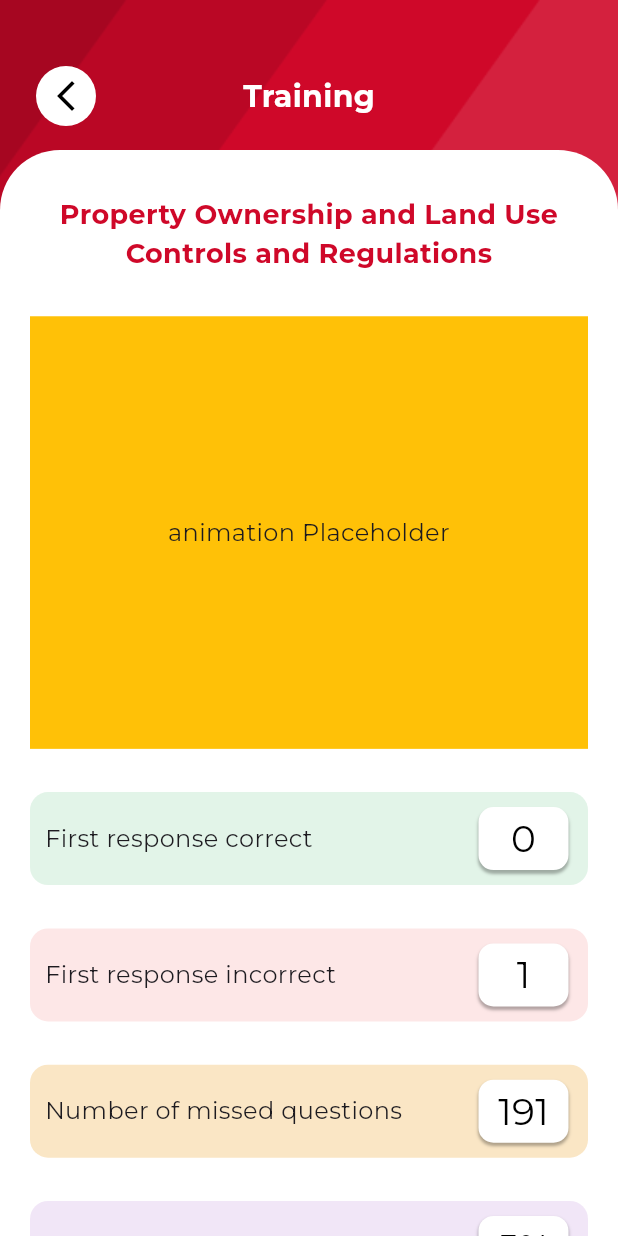
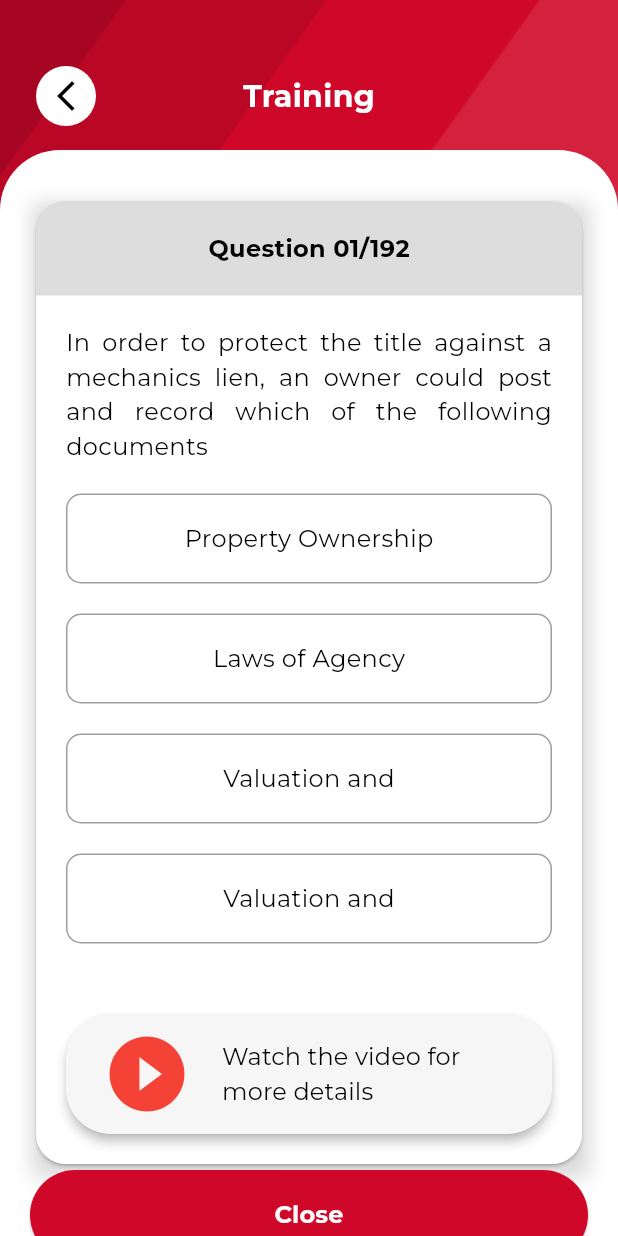
Before and after one commit to Darwynkjoy/CCO_test, a Flutter app: the screen it shows after launch, on a phone screen of 412 x 824 dp. Run offline on Flutter 3.47's test engine with Material 3 defaults, Android fonts, the phone set to English and light mode, and no system bars; our stand-ins replace get; project files that could hold a hidden picture were left out.

Commit message:
Daily Testing

```diff
--- a/lib/main.dart
+++ b/lib/main.dart
@@ -4,6 +4,7 @@ import 'package:cco_test/create_account/add_acc_bill.dart';
 import 'package:cco_test/training_pages/page_1.dart';
 import 'package:cco_test/training_pages/page_2.dart';
 import 'package:cco_test/training_pages/page_3.dart';
+import 'package:cco_test/test_pages/testingmode_2.dart';
 import 'package:flutter/material.dart';
 
 void main() {
@@ -17,7 +18,7 @@ class MyApp extends StatelessWidget {
   Widget build(BuildContext context) {
     return MaterialApp(
       debugShowCheckedModeBanner: false,
-      home: Trainingpage3(),
+      home: Testingmode2(),
     );
   }
 }
--- /dev/null
+++ b/lib/test_pages/testingmode2_contoller.dart
@@ -0,0 +1,26 @@
+import 'package:get/get.dart';
+
+class Testingmode2controller extends GetxController {
+
+  final List<Map<String, dynamic>> plans = [
+  {
+    "description": "Property Ownership",
+  },
+  {
+    "description": "Laws of Agency",
+  },
+  {
+    "description": "Valuation and",
+  },
+  {
+    "description": "Valuation and",
+  },
+];
+
+  final selectedIndex = RxnInt();
+
+  void selectPlan(int index) {
+    selectedIndex.value = index;
+  }
+
+}
--- /dev/null
+++ b/lib/test_pages/testingmode_2.dart
@@ -0,0 +1,276 @@
+import 'package:cco_test/test_pages/testingmode2_contoller.dart';
+import 'package:flutter/material.dart';
+import 'package:get/get.dart';
+
+class Testingmode2 extends StatefulWidget {
+  const Testingmode2({super.key});
+
+  @override
+  State<Testingmode2> createState() => _Testingmode2State();
+}
+
+class _Testingmode2State extends State<Testingmode2> {
+  @override
+  Widget build(BuildContext context) {
+  final Testingmode2controller controller = Get.put(Testingmode2controller());
+    //final screenWidth = MediaQuery.of(context).size.width;
+    final screenheight = MediaQuery.of(context).size.height;
+    return Scaffold(
+      body: GestureDetector(
+              behavior: HitTestBehavior.translucent,
+              onTap: () => FocusScope.of(context).unfocus(), // dismiss keyboard
+        child: Stack(
+          children: [
+            /// Background Image
+            SizedBox.expand(
+              child: Image.asset(
+                "assets/images/Backhh.png",
+                fit: BoxFit.cover,
+              ),
+            ),
+
+            // Back Button
+            Positioned(
+              top: 40,
+              left: 20,
+              child:
+                IconButton(
+                  onPressed: () {},
+                  style: IconButton.styleFrom(
+                    backgroundColor: Colors.white,
+                  ),
+                  icon: Icon(
+                    Icons.arrow_back_ios_new,
+                    color: Colors.black,
+                  ),
+                ),
+            ),
+
+            Positioned(
+              top: 50,
+              left: 100,
+              right: 100,
+              child: Center(
+                child: Text("Training",
+                        style: TextStyle(
+                          fontSize: 20,
+                          fontWeight: FontWeight.w600,
+                          color: Colors.white,
+                          fontFamily: 'Montserrat', // font Montserrat
+                          ),
+                        ),
+              ),
+            ),
+
+            //  White Container with rounded top corners
+            SingleChildScrollView(
+              physics: ClampingScrollPhysics(),
+              padding:
+                EdgeInsets.only(top: 100), // Push white container to desired height from the top of the screen.
+
+              child: Column(
+                children: [
+                  Container(
+                    width: double.infinity,
+                    constraints: BoxConstraints(
+                      minHeight: MediaQuery.of(context).size.height - 100, // fills below area when viewed in devices large screen error fix
+                    ),
+                    decoration: const BoxDecoration(
+                      color: Colors.white,
+                      borderRadius: BorderRadius.only(
+                        topLeft: Radius.circular(40),
+                        topRight: Radius.circular(40),
+                      ),
+                    ),
+                    child: Padding(
+                      padding: EdgeInsetsGeometry.symmetric(horizontal:  20,vertical:  30),
+                      child: Column(
+                        children: [
+                          Container(
+                              //height: screenheight * 0.65,
+                              height: 650,
+                              width: 550,
+                              decoration: BoxDecoration(
+                                boxShadow: [
+                                  // the card shadow
+                                  BoxShadow(
+                                    color: Colors.grey.withAlpha(100),
+                                    blurRadius: 10,
+                                    offset: const Offset(1, 5),
+                                  ),
+                                ],
+                              ),
+                              child: Card(
+                                color: Color(0xFFDDDDDD),
+                                shape: RoundedRectangleBorder(
+                                  borderRadius: BorderRadius.circular(20),
+                                ),
+                                child: Column(
+                                  children: [
+                                    Padding(
+                                      padding: const EdgeInsets.all(20.0),
+                                      child: Text("Question 01/192",
+                                        style: TextStyle(
+                                          fontSize: 16,
+                                          fontWeight: FontWeight.w600,
+                                          color: Colors.black,
+                                          fontFamily: "Montserrat",
+                                        ),
+                                      ),
+                                    ),
+                                    Expanded(
+                                      child: Container(
+                                        decoration: BoxDecoration(
+                                          borderRadius: BorderRadius.vertical(
+                                            bottom: Radius.circular(20),
+                                          ),
+                                          color: Colors.white
+                                        ),
+                                        child: Padding(
+                                          padding: const EdgeInsets.symmetric(
+                                            horizontal: 20.0,
+                                            vertical: 20.0,
+                                          ),
+                                          child: Column(
+                                            children: [
+
+                                              Text("In order to protect the title against a mechanics lien, an owner could post and record which of the following documents",
+                                              style: TextStyle(
+                                                fontSize: 16,
+                                                fontWeight: FontWeight.w500,
+                                                color: Colors.black,
+                                                fontFamily: "Montserrat",
+                                                ),
+                                                textAlign: TextAlign.justify,
+                                              ),
+
+                                              SizedBox(
+                                                height: 20,
+                                              ),
+
+                                              Obx(() =>
+                                                Column(
+                                                  children: List.generate(
+                                                    controller.plans.length,
+                                                    (index) {
+                                                      final plan = controller.plans[index];
+                                                      final bool isSelected = controller.selectedIndex.value == index;
+                                                      return GestureDetector(
+                                                        onTap: () {
+                                                          controller.selectPlan(index);
+                                                        },
+                                                        child: Container(
+                                                          height: 60,
+                                                          width: 600,
+                                                          margin: const EdgeInsets.only(bottom: 20),//spacing between the grid items
+                                                          decoration: BoxDecoration(
+                                                            borderRadius: BorderRadius.circular(10),
+                                                            color: isSelected ? Color(0xFF00BA1F) : Colors.white,
+                                                            border: Border.all(
+                                                              color: isSelected ? Color(0xFF00BA1F) : Colors.grey,
+                                                              width: 1,
+                                                            ),
+                                                          ),
+                                                          child: Center(
+                                                            child: Text(
+                                                              plan['description']!,
+                                                              style: TextStyle(
+                                                                fontSize: 16,
+                                                                fontWeight: isSelected ? FontWeight.bold : FontWeight.w500,
+                                                                color: isSelected ? Colors.white : Colors.black,
+                                                                fontFamily: 'Montserrat',
+                                                              ),
+                                                            ),
+                                                          ),
+                                                        ),
+                                                      );
+                                                    },
+                                                  ),
+                                                ),
+                                              ),
+
+                                              Spacer(),
+
+                                              Container(
+                                                alignment: Alignment.center,
+                                                child: ElevatedButton(
+                                                  onPressed: () {
+                                                  },
+                                                  style: ElevatedButton.styleFrom(
+                                                    backgroundColor: const Color(0xFFF6F6F6),
+                                                    elevation: 3,
+                                                    shadowColor: Colors.grey.withAlpha(200),
+                                                    shape: RoundedRectangleBorder(
+                                                      borderRadius: BorderRadius.circular(30),
+                                                    ),
+                                                    fixedSize: const Size(600, 80),
+                                                  ),
+                                                  child: Row(
+
+                                                    children:[
+                                                      Icon(Icons.play_circle_fill,
+                                                        color: Colors.red,
+                                                        size: 60,
+                                                      ),
+                                                      SizedBox(width: 20,),
+                                                      Expanded(
+                                                        child: Text("Watch the video for more details",
+                                                        style: TextStyle(
+                                                          fontSize: 16,
+                                                          fontWeight: FontWeight.w500,
+                                                          color: Colors.black,
+                                                          fontFamily: 'Montserrat',
+                                                        ),
+                                                        maxLines: 2,                     // ✅ Limit to 2 lines
+                                                        overflow: TextOverflow.clip, // ✅ Add "..." if it still overflows
+                                                        softWrap: true,
+                                                                                                            ),
+                                                      ),
+                                                    ]
+                                                  ),
+                                                ),
+                                              ),
+                                            ],
+                                          ),
+                                        ),
+                                      ),
+                                    )
+                                  ],
+                                ),
+                              )
+                            ),
+
+                          SizedBox(
+                            width: 600,
+                            height: 60,
+                            child: ElevatedButton(
+                              style: ElevatedButton.styleFrom(
+                                backgroundColor: Color(0xFFCF0829),
+                                shape: RoundedRectangleBorder(
+                                  borderRadius: BorderRadiusGeometry.circular(40)
+                                ),
+                              ),
+                              onPressed: (){},
+                              child: Text("Close",
+                                style: TextStyle(
+                                  fontSize: 16,
+                                  color: Colors.white,
+                                  fontFamily: "Montserrat",
+                                  fontWeight: FontWeight.bold,
+                                  ),
+                                ),
+                              ),
+                          )
+                        ],
+                      ),
+                    ),
+                  ),
+                ],
+              ),
+            ),
+          ],
+        ),
+      ),
+    );
+  }
+}
```
Also changed, not shown: lib/test_pages/testingmode_1.dart (added).
